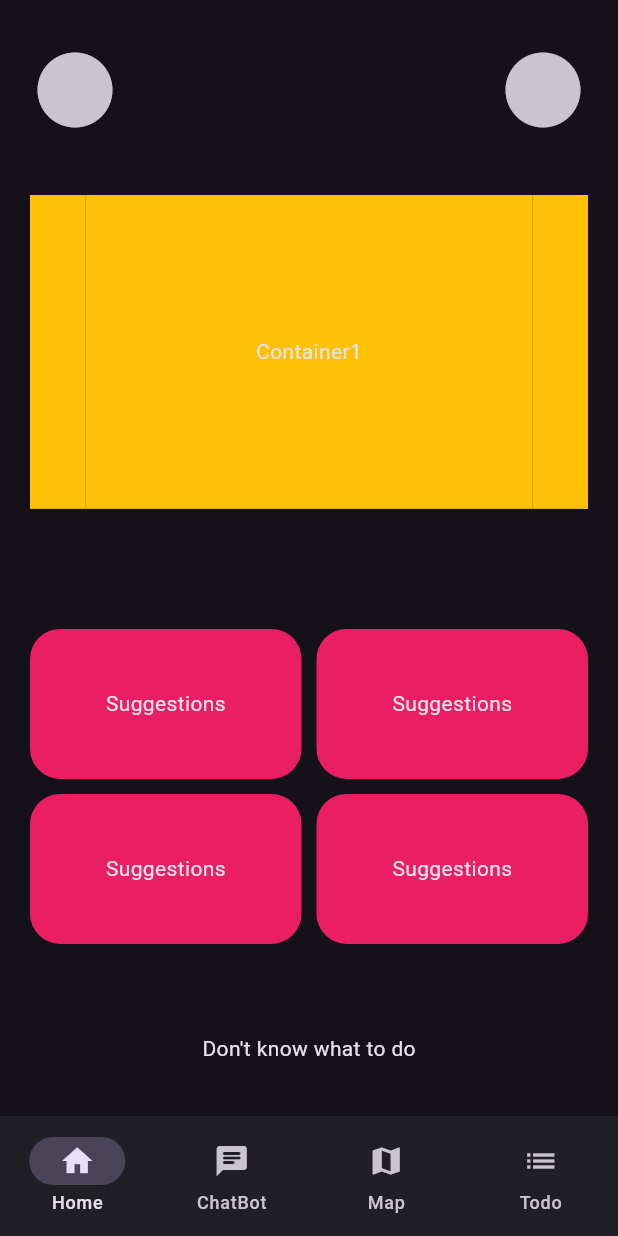
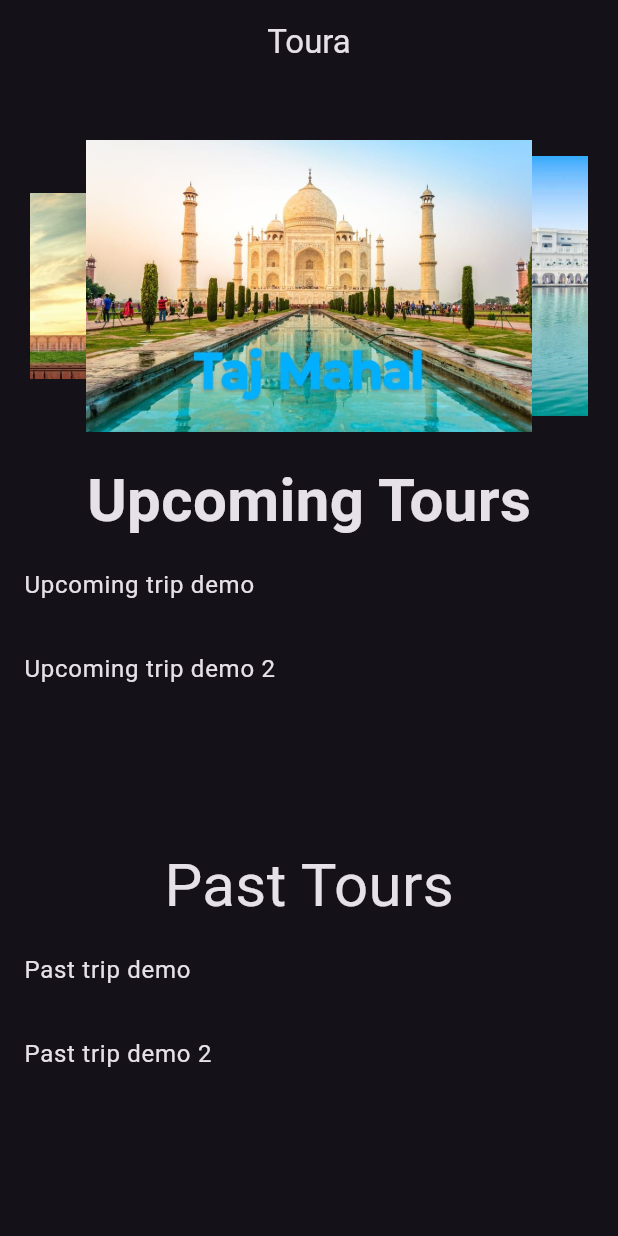
Before and after one commit to Adithya-1489181/TOURA, a Flutter app: the screen it shows after launch, on a phone screen of 412 x 824 dp. Run offline on Flutter 3.47's test engine with Material 3 defaults, Android fonts, the phone set to English and light mode, and no system bars; drawn by our look-alikes of carousel_slider; our stand-ins replace flutter_map, flutter_markdown, flutter_riverpod, google_generative_ai, latlong2.

Commit message:
Final prototype for IEEE 12conecct.

```diff
--- a/toura/lib/Provider/messagenotifier.dart
+++ b/toura/lib/Provider/messagenotifier.dart
@@ -52,6 +52,5 @@ class MsgNotifier extends Notifier<List<Message>> {
   }
 }
 
-final msgNotifierProvider = NotifierProvider<MsgNotifier, List<Message>>(() {
-  return MsgNotifier();
-});
+final msgNotifierProvider =
+    NotifierProvider<MsgNotifier, List<Message>>(MsgNotifier.new);
--- a/toura/lib/UI/chat_screen/input_box.dart
+++ b/toura/lib/UI/chat_screen/input_box.dart
@@ -3,7 +3,8 @@ import 'package:flutter_riverpod/flutter_riverpod.dart';
 import 'package:toura/Provider/messagenotifier.dart';
 
 class InputBox extends ConsumerStatefulWidget {
-  const InputBox({super.key});
+  final ScrollController scrollController;
+  const InputBox({super.key, required this.scrollController});
 
   @override
   ConsumerState<ConsumerStatefulWidget> createState() => _InputBoxState();
@@ -36,6 +37,9 @@ class _InputBoxState extends ConsumerState<InputBox> {
                   String prompt = _controller.text;
                   _controller.clear();
                   ref.read(msgNotifierProvider.notifier).userPrompt(prompt);
+                  widget.scrollController.animateTo(0,
+                      duration: const Duration(microseconds: 500),
+                      curve: Curves.easeIn);
                 }
               },
             ),
--- /dev/null
+++ b/toura/lib/UI/global.dart
@@ -0,0 +1 @@
+enum CurrentPage { tripPlanPage, chatPage, melojourneyPage }
--- /dev/null
+++ b/toura/lib/UI/home_screen/app_bar_home.dart
@@ -0,0 +1,20 @@
+import 'package:flutter/material.dart';
+
+class AppBarHome extends StatelessWidget implements PreferredSizeWidget {
+  const AppBarHome({super.key});
+
+  @override
+  Size get preferredSize => const Size.fromHeight(56.0);
+
+  @override
+  Widget build(BuildContext context) {
+    return AppBar(
+      title: const Text('Toura'),
+      centerTitle: true,
+      // leading: IconButton(
+      //   icon: const Icon(Icons.menu),
+      //   onPressed: () => Scaffold.of(context).openDrawer(),
+      // ),
+    );
+  }
+}
--- /dev/null
+++ b/toura/lib/UI/home_screen/carousel_slider_suggetions.dart
@@ -0,0 +1,31 @@
+import 'package:carousel_slider/carousel_slider.dart';
+import 'package:flutter/material.dart';
+import 'package:flutter_riverpod/flutter_riverpod.dart';
+import 'package:toura/Provider/imagepass.dart';
+
+class CarouselSliderSuggetions extends ConsumerStatefulWidget {
+  const CarouselSliderSuggetions({
+    super.key,
+  });
+
+  @override
+  ConsumerState<CarouselSliderSuggetions> createState() =>
+      _CarouselSliderSuggetionsState();
+}
+
+class _CarouselSliderSuggetionsState
+    extends ConsumerState<CarouselSliderSuggetions> {
+  @override
+  Widget build(BuildContext context) {
+    var imgs = ref.watch(touristPlaceProvider);
+    return CarouselSlider(
+      items: imgs.map((img) {
+        return Image.asset(img);
+      }).toList(),
+      options: CarouselOptions(
+        aspectRatio: 16 / 9,
+        autoPlay: true,
+      ),
+    );
+  }
+}
--- a/toura/lib/UI/home_screen/home_page.dart
+++ b/toura/lib/UI/home_screen/home_page.dart
@@ -1,5 +1,7 @@
-import 'package:carousel_slider/carousel_slider.dart';
 import 'package:flutter/material.dart';
+import 'package:toura/UI/entire_trip_screen/entire_trip_page.dart';
+import 'package:toura/UI/global.dart';
+import 'package:toura/UI/home_screen/carousel_slider_suggetions.dart';
 
 class HomePage extends StatelessWidget {
   const HomePage({
@@ -10,145 +12,112 @@ class HomePage extends StatelessWidget {
   Widget build(BuildContext context) {
     return SafeArea(
       child: SingleChildScrollView(
-        physics: const BouncingScrollPhysics(),
         child: Column(
           children: [
             const SizedBox(
               height: 20,
             ),
-            Row(
-              mainAxisAlignment: MainAxisAlignment.spaceBetween,
-              children: [
-                IconButton(
-                  padding: const EdgeInsets.symmetric(
-                    horizontal: 20,
-                    vertical: 10,
-                  ),
-                  icon: const Icon(
-                    Icons.circle,
-                    size: 60,
-                  ),
-                  onPressed: () {},
-                ),
-                IconButton(
-                  padding: const EdgeInsets.symmetric(
-                    horizontal: 20,
-                    vertical: 10,
-                  ),
-                  onPressed: () {},
-                  icon: const Icon(
-                    Icons.circle,
-                    size: 60,
-                  ),
-                ),
-              ],
-            ),
-            const SizedBox(
-              height: 20,
-            ),
+            // Row(
+            //   mainAxisAlignment: MainAxisAlignment.spaceBetween,
+            //   children: [
+            //     IconButton(
+            //       padding: const EdgeInsets.symmetric(
+            //         horizontal: 20,
+            //         vertical: 10,
+            //       ),
+            //       icon: const Icon(
+            //         Icons.circle,
+            //         size: 60,
+            //       ),
+            //       onPressed: () {},
+            //     ),
+            //     IconButton(
+            //       padding: const EdgeInsets.symmetric(
+            //         horizontal: 20,
+            //         vertical: 10,
+            //       ),
+            //       onPressed: () {},
+            //       icon: const Icon(
+            //         Icons.circle,
+            //         size: 60,
+            //       ),
+            //     ),
+            //   ],
+            // ),
             Container(
               padding: const EdgeInsets.symmetric(horizontal: 20, vertical: 10),
-              child: CarouselSlider(
-                items: [1, 2]
-                    .map(
-                      (e) => Container(
-                        color: Colors.amber,
-                        child: Center(
-                          child: Text("Container$e"),
-                        ),
-                      ),
-                    )
-                    .toList(),
-                options: CarouselOptions(
-                  aspectRatio: 16 / 9,
-                  autoPlay: true,
-                ),
+              child: const CarouselSliderSuggetions(),
+            ),
+
+            const Text(
+              "Upcoming Tours",
+              style: TextStyle(
+                fontSize: 40,
+                fontWeight: FontWeight.bold,
               ),
             ),
-            const SizedBox(
-              height: 70,
-            ),
-            Container(
-              padding: const EdgeInsets.symmetric(horizontal: 20),
-              child: Column(
+            SizedBox(
+              height: 200,
+              child: ListView(
                 children: [
-                  Row(
-                    mainAxisAlignment: MainAxisAlignment.spaceAround,
-                    children: [
-                      Expanded(
-                        child: Container(
-                          height: 100,
-                          decoration: BoxDecoration(
-                            color: Colors.pink,
-                            borderRadius: BorderRadius.circular(20),
-                          ),
-                          child: const Center(
-                            child: Text("Suggestions"),
-                          ),
-                        ),
-                      ),
-                      const SizedBox(
-                        width: 10,
-                      ),
-                      Expanded(
-                        child: Container(
-                          height: 100,
-                          decoration: BoxDecoration(
-                            color: Colors.pink,
-                            borderRadius: BorderRadius.circular(20),
-                          ),
-                          child: const Center(
-                            child: Text("Suggestions"),
-                          ),
-                        ),
-                      )
-                    ],
+                  ListTile(
+                    title: const Text("Upcoming trip demo"),
+                    onTap: () {
+                      Navigator.push(
+                          context,
+                          MaterialPageRoute(
+                              builder: (context) => const EntireTripPage(
+                                  "Upcoming tirp demo",
+                                  CurrentPage.tripPlanPage)));
+                    },
                   ),
-                  const SizedBox(
-                    height: 10,
-                  ),
-                  Row(
-                    mainAxisAlignment: MainAxisAlignment.spaceAround,
-                    children: [
-                      Expanded(
-                        child: Container(
-                          height: 100,
-                          decoration: BoxDecoration(
-                            color: Colors.pink,
-                            borderRadius: BorderRadius.circular(20),
-                          ),
-                          child: const Center(
-                            child: Text("Suggestions"),
-                          ),
-                        ),
-                      ),
-                      const SizedBox(
-                        width: 10,
-                      ),
-                      Expanded(
-                        child: Container(
-                          height: 100,
-                          decoration: BoxDecoration(
-                            color: Colors.pink,
-                            borderRadius: BorderRadius.circular(20),
-                          ),
-                          child: const Center(
-                            child: Text("Suggestions"),
-                          ),
-                        ),
-                      )
-                    ],
-                  ),
+                  ListTile(
+                    title: const Text("Upcoming trip demo 2"),
+                    onTap: () {
+                      Navigator.push(
+                          context,
+                          MaterialPageRoute(
+                              builder: (context) => const EntireTripPage(
+                                  "Upcoming tirp demo 2",
+                                  CurrentPage.tripPlanPage)));
+                    },
+                  )
                 ],
               ),
             ),
-            const SizedBox(
-              height: 60,
+            const Text(
+              "Past Tours",
+              style: TextStyle(
+                fontSize: 40,
+              ),
             ),
-            Container(
-              margin: const EdgeInsets.symmetric(horizontal: 10),
-              child: const Center(
-                child: Text("Don't know what to do"),
+            SizedBox(
+              height: 200,
+              child: ListView(
+                children: [
+                  ListTile(
+                    title: const Text("Past trip demo"),
+                    onTap: () {
+                      Navigator.push(
+                          context,
+                          MaterialPageRoute(
+                              builder: (context) => const EntireTripPage(
+                                  "Past tirp demo",
+                                  CurrentPage.melojourneyPage)));
+                    },
+                  ),
+                  ListTile(
+                    title: const Text("Past trip demo 2"),
+                    onTap: () {
+                      Navigator.push(
+                          context,
+                          MaterialPageRoute(
+                              builder: (context) => const EntireTripPage(
+                                  "Past tirp demo 2",
+                                  CurrentPage.melojourneyPage)));
+                    },
+                  )
+                ],
               ),
             ),
           ],
--- a/toura/lib/UI/map_screen/map_page.dart
+++ b/toura/lib/UI/melojourney_screen/melojourney_page.dart
@@ -6,8 +6,8 @@ import 'package:url_launcher/url_launcher.dart';
 // TODO: Have to look at the url_launcher more
 // TODO: Look at and use the location package
 // TODO: flutter_map + grasshoppper for direction it works fine for trial (https://www.reddit.com/r/FlutterDev/comments/1b7v3kj/flutter_maps_and_navigation_for_free/)
-class MapPage extends StatelessWidget {
-  const MapPage({super.key});
+class MelojourneyPage extends StatelessWidget {
+  const MelojourneyPage({super.key});
 
   @override
   Widget build(BuildContext context) {
--- a/toura/lib/UI/toura.dart
+++ b/toura/lib/UI/toura.dart
@@ -1,53 +1,78 @@
+// import 'package:flutter/material.dart';
+// import 'package:toura/UI/chat_screen/chat_page.dart';
+// import 'package:toura/UI/home_screen/home_page.dart';
+// import 'package:toura/UI/map_screen/map_page.dart';
+// import 'package:toura/UI/todo_screen/todo_page.dart';
+
+// enum CurrentPage { homePage, chatpage, mapPage, todoPage }
+
+// class Toura extends StatefulWidget {
+//   const Toura({super.key});
+
+//   @override
+//   State<Toura> createState() => _TouraState();
+// }
+
+// class _TouraState extends State<Toura> {
+//   CurrentPage _currentPage = CurrentPage.homePage;
+//   final _page = <Widget>[
+//     const HomePage(),
+//     const ChatPage(),
+//     const MapPage(),
+//     const TodoPage(),
+//   ];
+
+//   @override
+//   Widget build(BuildContext context) {
+//     return MaterialApp(
+//       title: "Toura",
+//       theme: ThemeData(
+//         brightness: Brightness.dark,
+//         primaryColor: Colors.blueGrey,
+//         useMaterial3: true,
+//       ),
+//       home: Scaffold(
+//         bottomNavigationBar: NavigationBar(
+//           selectedIndex: _currentPage.index,
+//           destinations: const [
+//             NavigationDestination(icon: Icon(Icons.home), label: "Home"),
+//             NavigationDestination(
+//                 icon: Icon(Icons.chat_rounded), label: "ChatBot"),
+//             NavigationDestination(icon: Icon(Icons.map), label: "Map"),
+//             NavigationDestination(icon: Icon(Icons.list), label: "Todo"),
+//           ],
+//           onDestinationSelected: (value) {
+//             setState(() {
+//               _currentPage = CurrentPage.values.elementAt(value);
+//             });
+//           },
+//         ),
+//         body: _page[_currentPage.index],
+//       ),
+//     );
+//   }
+// }
+
 import 'package:flutter/material.dart';
-import 'package:toura/UI/chat_screen/chat_page.dart';
+// import 'package:toura/UI/drawer_screen/drawer_page.dart';
+import 'package:toura/UI/home_screen/app_bar_home.dart';
 import 'package:toura/UI/home_screen/home_page.dart';
-import 'package:toura/UI/map_screen/map_page.dart';
-import 'package:toura/UI/todo_screen/todo_page.dart';
 
-enum CurrentPage { homePage, chatpage, mapPage, todoPage }
-
-class Toura extends StatefulWidget {
+class Toura extends StatelessWidget {
   const Toura({super.key});
-
-  @override
-  State<Toura> createState() => _TouraState();
-}
-
-class _TouraState extends State<Toura> {
-  CurrentPage _currentPage = CurrentPage.homePage;
-  final _page = <Widget>[
-    const HomePage(),
-    const ChatPage(),
-    const MapPage(),
-    const TodoPage(),
-  ];
 
   @override
   Widget build(BuildContext context) {
     return MaterialApp(
-      title: "Toura",
+      title: 'Toura',
       theme: ThemeData(
         brightness: Brightness.dark,
         primaryColor: Colors.blueGrey,
         useMaterial3: true,
       ),
-      home: Scaffold(
-        bottomNavigationBar: NavigationBar(
-          selectedIndex: _currentPage.index,
-          destinations: const [
-            NavigationDestination(icon: Icon(Icons.home), label: "Home"),
-            NavigationDestination(
-                icon: Icon(Icons.chat_rounded), label: "ChatBot"),
-            NavigationDestination(icon: Icon(Icons.map), label: "Map"),
-            NavigationDestination(icon: Icon(Icons.list), label: "Todo"),
-          ],
-          onDestinationSelected: (value) {
-            setState(() {
-              _currentPage = CurrentPage.values.elementAt(value);
-            });
-          },
-        ),
-        body: _page[_currentPage.index],
+      home: const Scaffold(
+        appBar: AppBarHome(),
+        body: HomePage(),
       ),
     );
   }
--- a/toura/lib/UI/todo_screen/todo_page.dart
+++ b/toura/lib/UI/trip_plan_screen/todo_page.dart
@@ -1,5 +1,5 @@
 import 'package:flutter/material.dart';
-import 'package:toura/UI/todo_screen/trip_plan.dart';
+import 'package:toura/UI/trip_plan_screen/trip_plan_page.dart';
 
 class TodoPage extends StatelessWidget {
   const TodoPage({super.key});
@@ -20,7 +20,7 @@ class TodoPage extends StatelessWidget {
                   context,
                   MaterialPageRoute(
                     builder: (context) =>
-                        TripPlan("Toura tour name ${index + 1}"),
+                        const TripPlanPage(/*"Toura tour name ${index + 1}"*/),
                   ),
                 );
               },
--- a/toura/pubspec.yaml
+++ b/toura/pubspec.yaml
@@ -67,7 +67,11 @@ flutter:
   uses-material-design: true
 
   # To add assets to your application, add an assets section, like this:
-  # assets:
+  assets:
+    - assets/images/img1.jpeg
+    - assets/images/img2.jpeg
+    - assets/images/img3.jpeg
+    - assets/images/img4.jpeg
   # - assets/carosel images/*
 
   # An image asset can refer to one or more resolution-specific "variants", see
```
Also changed, not shown: toura/lib/Provider/imagepass.dart (+31 -19 lines), toura/lib/UI/chat_screen/chat_page.dart (+2 -5 lines), toura/lib/UI/entire_trip_screen/entire_trip_page.dart (added, +61 -0 lines), toura/lib/UI/todo_screen/trip_plan.dart (deleted, +0 -34 lines), toura/lib/UI/trip_plan_screen/trip_plan_page.dart (added, +80 -0 lines), toura/assets/images/img1.jpeg (added), toura/assets/images/img2.jpeg (added), toura/assets/images/img3.jpeg (added), toura/assets/images/img4.jpeg (added).
